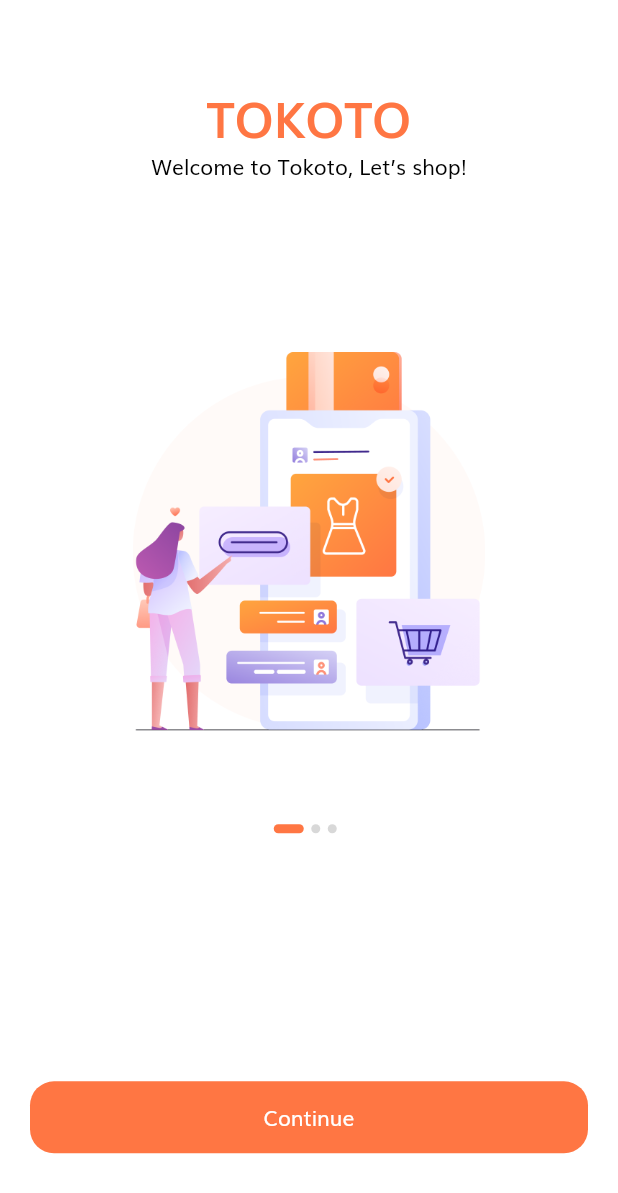
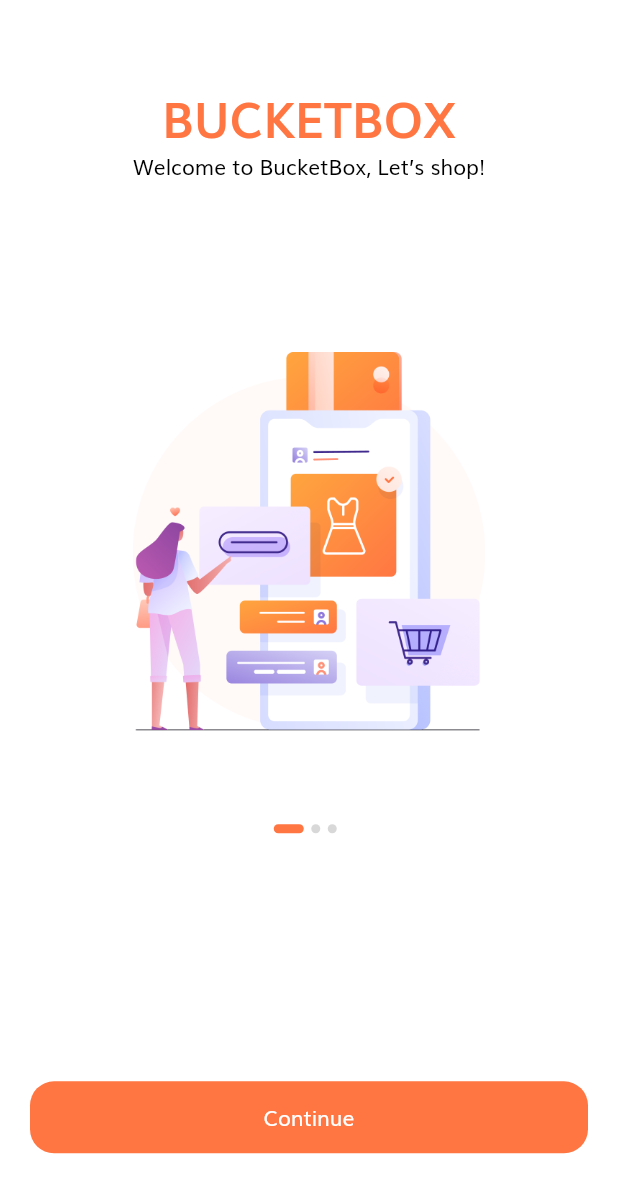
Before and after one commit to aaxhay/e-Commerce, a Flutter app: the screen it shows after launch, on a phone screen of 412 x 824 dp. Shown: the top 1193 px of the screen. Run offline on Flutter 3.47's test engine with Material 2 defaults, Android fonts, the phone set to English and light mode, and no system bars; our stand-ins replace flutter_svg.

Commit message:
some minor changes

```diff
--- a/lib/screen/profile/profile_screen.dart
+++ b/lib/screen/profile/profile_screen.dart
@@ -1,5 +1,4 @@
 import 'package:flutter/material.dart';
-
 import 'components/profile_menu.dart';
 import 'components/profile_pic.dart';
 
--- a/lib/screen/splash/components/splash_content.dart
+++ b/lib/screen/splash/components/splash_content.dart
@@ -21,7 +21,7 @@
       children: <Widget>[
         const Spacer(),
         const Text(
-          "TOKOTO",
+          "BUCKETBOX",
           style: TextStyle(
             fontSize: 32,
             color: kPrimaryColor,
--- a/lib/screen/splash/splash_screen.dart
+++ b/lib/screen/splash/splash_screen.dart
@@ -17,7 +17,7 @@
   int currentPage = 0;
   List<Map<String, String>> splashData = [
     {
-      "text": "Welcome to Tokoto, Let’s shop!",
+      "text": "Welcome to BucketBox, Let’s shop!",
       "image": "assets/images/splash_1.png"
     },
     {
```
